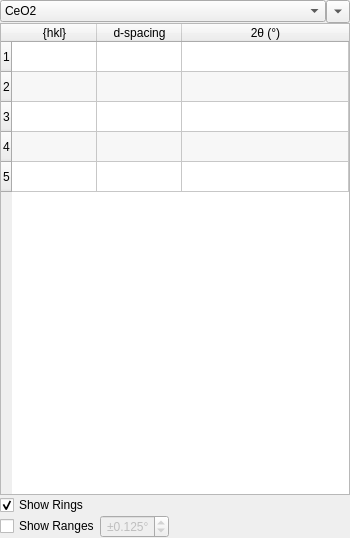
The window that hexrd/ui/resources/ui/materials_panel.ui (HEXRD/hexrdgui) describes before a commit, drawn with Qt 5.
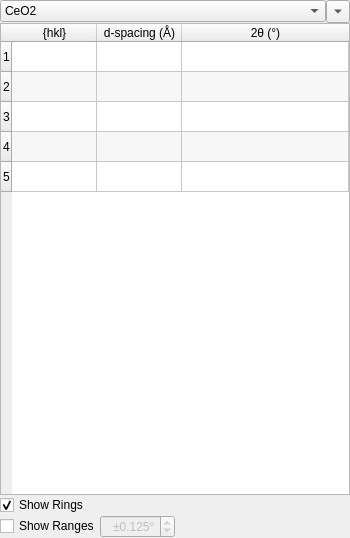
The same window after the commit.

Patch:
```diff
--- a/hexrd/ui/resources/ui/materials_panel.ui
+++ b/hexrd/ui/resources/ui/materials_panel.ui
@@ -155,7 +155,7 @@
      </column>
      <column>
       <property name="text">
-       <string>d-spacing</string>
+       <string>d-spacing (Å)</string>
       </property>
      </column>
      <column>
@@ -214,10 +214,10 @@
         <number>3</number>
        </property>
        <property name="minimum">
-        <double>0.005000000000000</double>
+        <double>0.000000000000000</double>
        </property>
        <property name="maximum">
-        <double>1.000000000000000</double>
+        <double>10.000000000000000</double>
        </property>
        <property name="singleStep">
         <double>0.005000000000000</double>
```
